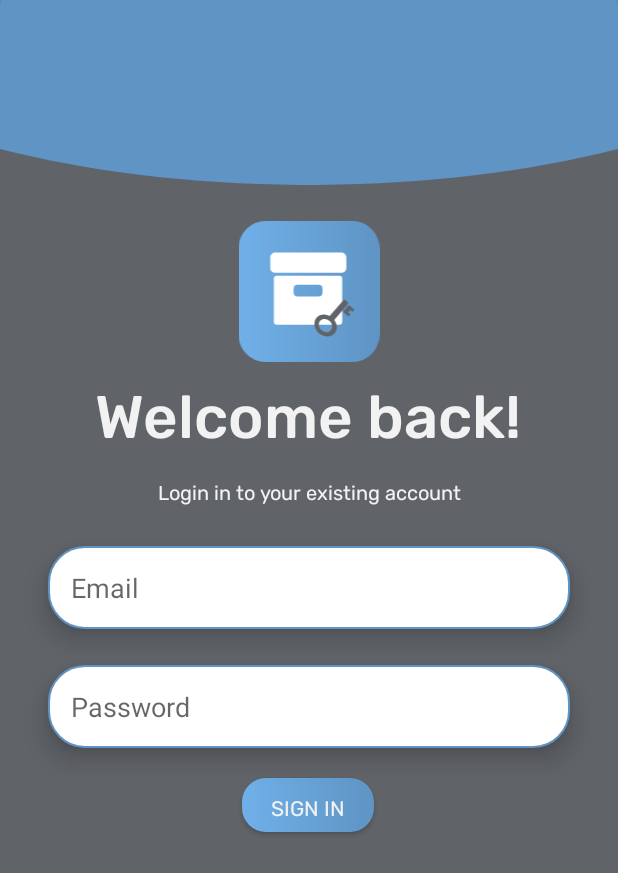
After one commit to TrivialniPrimeri/SmartBox-PJ, an Android app: the layout login.xml on its own in the app's theme, with its tools: preview values and no code run, on a phone screen of 412 x 824 dp. The commit adds this screen. Shown: the top 873 px of the screen. Run offline under Robolectric (Android 15) with nearby library versions, the phone set to English and light mode, and no system bars; Roboto replaces fonts that are not available here.

Commit message:
Added login page

```diff
--- a/app/build.gradle
+++ b/app/build.gradle
@@ -36,7 +36,7 @@ android {
 }
 
 dependencies {
-
+    implementation 'com.google.android.material:material:1.6.0'
     implementation 'androidx.core:core-ktx:1.7.0'
     implementation 'androidx.appcompat:appcompat:1.3.0'
     implementation 'com.google.android.material:material:1.4.0'
--- /dev/null
+++ b/app/src/main/java/com/example/smartboxpj/LoginActivity.kt
@@ -0,0 +1,4 @@
+package com.example.smartboxpj
+
+class LoginActivity {
+}
--- a/app/src/main/res/drawable/gradient.xml
+++ b/app/src/main/res/drawable/gradient.xml
@@ -8,6 +8,6 @@
         android:endColor="#5F94C4"
         />
     <corners
-        android:radius="10dp"
+        android:radius="16dp"
         />
 </shape>
--- /dev/null
+++ b/app/src/main/res/drawable/rounded_edittext.xml
@@ -0,0 +1,13 @@
+<?xml version="1.0" encoding="utf-8"?>
+<shape xmlns:android="http://schemas.android.com/apk/res/android"
+    android:shape="rectangle" android:padding="15dp">
+
+    <solid android:color="#FFFFFF" />
+    <corners
+        android:bottomRightRadius="0dp"
+        android:bottomLeftRadius="0dp"
+        android:topLeftRadius="0dp"
+        android:topRightRadius="0dp" />
+    <stroke android:width="1dip" android:color="?android:colorPrimary" />
+    <corners android:radius="24dp"/>
+</shape>
--- /dev/null
+++ b/app/src/main/res/layout/login.xml
@@ -0,0 +1,112 @@
+<?xml version="1.0" encoding="utf-8"?>
+<androidx.constraintlayout.widget.ConstraintLayout xmlns:android="http://schemas.android.com/apk/res/android"
+    xmlns:app="http://schemas.android.com/apk/res-auto"
+    xmlns:tools="http://schemas.android.com/tools"
+    android:layout_width="fill_parent"
+    android:layout_height="fill_parent"
+    android:background="?colorSecondaryVariant">
+
+    <ImageView
+        android:id="@+id/imageView4"
+        android:layout_width="wrap_content"
+        android:layout_height="123dp"
+        android:scaleType="fitXY"
+        app:layout_constraintEnd_toEndOf="parent"
+        app:layout_constraintHorizontal_bias="0.0"
+        app:layout_constraintStart_toStartOf="parent"
+        app:layout_constraintTop_toTopOf="parent"
+        app:srcCompat="@drawable/ic_top2" />
+
+    <TextView
+        android:id="@+id/registerTitle"
+        android:layout_width="wrap_content"
+        android:layout_height="wrap_content"
+        android:layout_marginTop="8dp"
+        android:fontFamily="@font/rubik_medium"
+        android:text="Welcome back!"
+        android:textColor="?colorOnPrimary"
+        android:textSize="40sp"
+        app:layout_constraintEnd_toEndOf="parent"
+        app:layout_constraintHorizontal_bias="0.496"
+        app:layout_constraintStart_toStartOf="parent"
+        app:layout_constraintTop_toBottomOf="@+id/imageView" />
+
+    <ImageView
+        android:id="@+id/imageView"
+        android:layout_width="105dp"
+        android:layout_height="94dp"
+        android:layout_marginTop="24dp"
+        android:contentDescription="@string/logoDesc"
+        app:layout_constraintEnd_toEndOf="parent"
+        app:layout_constraintStart_toStartOf="parent"
+        app:layout_constraintTop_toBottomOf="@+id/imageView4"
+        app:srcCompat="@drawable/ic_logosmallsvg"
+        tools:ignore="ImageContrastCheck" />
+
+    <TextView
+        android:id="@+id/textView"
+        android:layout_width="403dp"
+        android:layout_height="29dp"
+        android:layout_marginTop="8dp"
+        android:fontFamily="@font/rubik"
+        android:text="Login in to your existing account"
+        android:textAlignment="center"
+        android:textColor="?colorOnPrimary"
+        android:textSize="13sp"
+        app:layout_constraintEnd_toEndOf="parent"
+        app:layout_constraintStart_toStartOf="parent"
+        app:layout_constraintTop_toBottomOf="@+id/registerTitle" />
+
+    <EditText
+        android:id="@+id/edit_password"
+        android:layout_width="match_parent"
+        android:layout_height="wrap_content"
+        android:layout_marginStart="32dp"
+        android:layout_marginTop="24dp"
+        android:layout_marginEnd="32dp"
+        android:background="@drawable/rounded_edittext"
+        android:elevation="10dp"
+        android:hint="Password"
+        android:inputType="text"
+        android:padding="15dip"
+        app:layout_constraintEnd_toEndOf="parent"
+        app:layout_constraintHorizontal_bias="0.0"
+        app:layout_constraintStart_toStartOf="parent"
+        app:layout_constraintTop_toBottomOf="@+id/edit_email" />
+
+    <Button
+        android:id="@+id/button3"
+        android:layout_width="wrap_content"
+        android:layout_height="36dp"
+        android:layout_marginTop="20dp"
+        android:background="@drawable/gradient"
+        android:fontFamily="@font/rubik"
+        android:padding="10dp"
+        android:paddingStart="15dp"
+        android:paddingEnd="15dp"
+        android:text="@string/signIn"
+        android:textColor="?colorOnPrimary"
+        app:layout_constraintEnd_toEndOf="parent"
+        app:layout_constraintHorizontal_bias="0.498"
+        app:layout_constraintStart_toStartOf="parent"
+        app:layout_constraintTop_toBottomOf="@+id/edit_password"
+        tools:ignore="TextContrastCheck" />
+
+    <EditText
+        android:id="@+id/edit_email"
+        android:layout_width="match_parent"
+        android:layout_height="wrap_content"
+        android:layout_marginStart="32dp"
+        android:layout_marginTop="16dp"
+        android:layout_marginEnd="32dp"
+        android:background="@drawable/rounded_edittext"
+        android:elevation="10dp"
+        android:hint="Email"
+        android:inputType="text"
+        android:padding="15dip"
+        app:layout_constraintEnd_toEndOf="parent"
+        app:layout_constraintHorizontal_bias="0.0"
+        app:layout_constraintStart_toStartOf="parent"
+        app:layout_constraintTop_toBottomOf="@+id/textView" />
+
+</androidx.constraintlayout.widget.ConstraintLayout>
--- a/app/src/main/res/layout/register.xml
+++ b/app/src/main/res/layout/register.xml
@@ -223,8 +223,8 @@
 
     <Button
         android:id="@+id/button2"
-        android:layout_width="wrap_content"
-        android:layout_height="wrap_content"
+        android:layout_width="96dp"
+        android:layout_height="36dp"
         android:layout_marginBottom="15dp"
         android:background="@drawable/gradient"
         android:fontFamily="@font/rubik"
@@ -245,7 +245,7 @@
     <Button
         android:id="@+id/button3"
         android:layout_width="wrap_content"
-        android:layout_height="wrap_content"
+        android:layout_height="36dp"
         android:background="@drawable/gradient"
         android:fontFamily="@font/rubik"
         android:padding="10dp"
```
